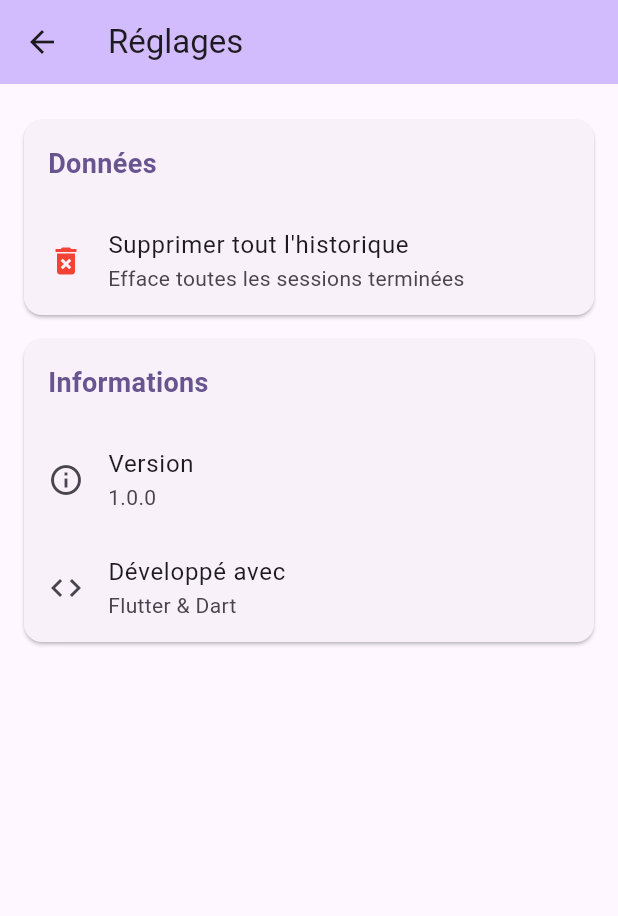
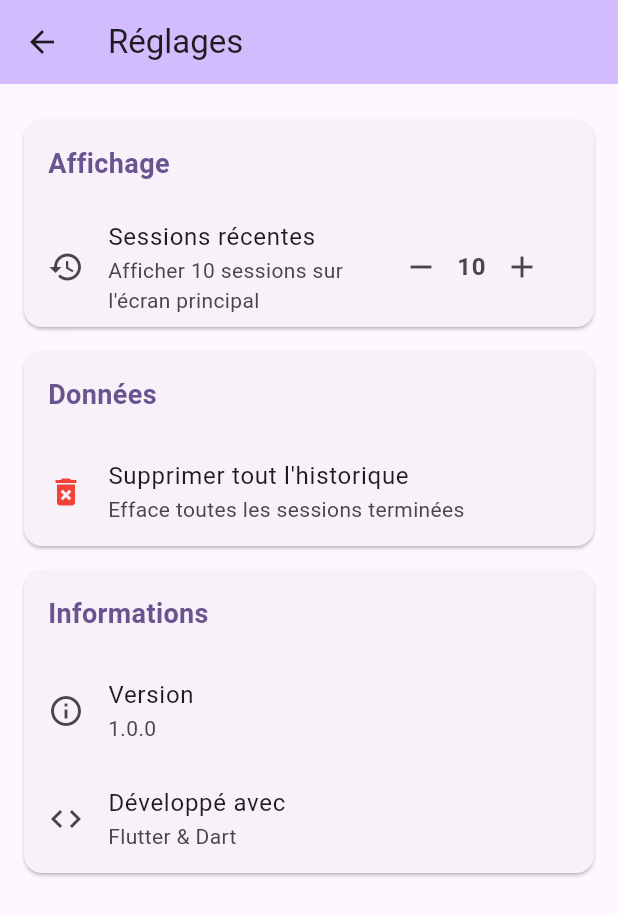
Before and after one commit to frederic-schwartz/timer, a Flutter app: the SettingsScreen screen opened directly, on a phone screen of 412 x 824 dp. Shown: the top 916 px of the screen. Run offline on Flutter 3.47's test engine with Material 3 defaults, Android fonts, the phone set to English and light mode, and no system bars; our stand-ins replace shared_preferences, sqflite; accounts and stored records are empty.

Commit message:
ajout des sessions

```diff
--- /dev/null
+++ b/lib/services/settings_service.dart
@@ -0,0 +1,16 @@
+import 'package:shared_preferences/shared_preferences.dart';
+
+class SettingsService {
+  static const String _recentSessionsCountKey = 'recent_sessions_count';
+  static const int _defaultRecentSessionsCount = 10;
+
+  static Future<int> getRecentSessionsCount() async {
+    final prefs = await SharedPreferences.getInstance();
+    return prefs.getInt(_recentSessionsCountKey) ?? _defaultRecentSessionsCount;
+  }
+
+  static Future<void> setRecentSessionsCount(int count) async {
+    final prefs = await SharedPreferences.getInstance();
+    await prefs.setInt(_recentSessionsCountKey, count);
+  }
+}
--- a/lib/settings_screen.dart
+++ b/lib/settings_screen.dart
@@ -1,8 +1,29 @@
 import 'package:flutter/material.dart';
 import 'services/database_service.dart';
+import 'services/settings_service.dart';
 
-class SettingsScreen extends StatelessWidget {
+class SettingsScreen extends StatefulWidget {
   const SettingsScreen({super.key});
+
+  @override
+  State<SettingsScreen> createState() => _SettingsScreenState();
+}
+
+class _SettingsScreenState extends State<SettingsScreen> {
+  int _recentSessionsCount = 10;
+
+  @override
+  void initState() {
+    super.initState();
+    _loadSettings();
+  }
+
+  Future<void> _loadSettings() async {
+    final count = await SettingsService.getRecentSessionsCount();
+    setState(() {
+      _recentSessionsCount = count;
+    });
+  }
 
   Future<void> _clearAllSessions(BuildContext context) async {
     final confirmed = await showDialog<bool>(
@@ -77,6 +98,64 @@ class SettingsScreen extends StatelessWidget {
                 Padding(
                   padding: const EdgeInsets.all(16),
                   child: Text(
+                    'Affichage',
+                    style: TextStyle(
+                      fontSize: 18,
+                      fontWeight: FontWeight.w600,
+                      color: Theme.of(context).colorScheme.primary,
+                    ),
+                  ),
+                ),
+                ListTile(
+                  leading: const Icon(Icons.history),
+                  title: const Text('Sessions récentes'),
+                  subtitle: Text('Afficher $_recentSessionsCount sessions sur l\'écran principal'),
+                  trailing: Row(
+                    mainAxisSize: MainAxisSize.min,
+                    children: [
+                      IconButton(
+                        onPressed: _recentSessionsCount > 1
+                            ? () async {
+                                setState(() {
+                                  _recentSessionsCount--;
+                                });
+                                await SettingsService.setRecentSessionsCount(_recentSessionsCount);
+                              }
+                            : null,
+                        icon: const Icon(Icons.remove),
+                      ),
+                      Text(
+                        '$_recentSessionsCount',
+                        style: const TextStyle(
+                          fontSize: 16,
+                          fontWeight: FontWeight.bold,
+                        ),
+                      ),
+                      IconButton(
+                        onPressed: _recentSessionsCount < 20
+                            ? () async {
+                                setState(() {
+                                  _recentSessionsCount++;
+                                });
+                                await SettingsService.setRecentSessionsCount(_recentSessionsCount);
+                              }
+                            : null,
+                        icon: const Icon(Icons.add),
+                      ),
+                    ],
+                  ),
+                ),
+              ],
+            ),
+          ),
+          Card(
+            margin: const EdgeInsets.symmetric(horizontal: 16, vertical: 8),
+            child: Column(
+              crossAxisAlignment: CrossAxisAlignment.start,
+              children: [
+                Padding(
+                  padding: const EdgeInsets.all(16),
+                  child: Text(
                     'Données',
                     style: TextStyle(
                       fontSize: 18,
```
Also changed, not shown: lib/home_screen.dart (+60 -49 lines), lib/services/timer_service.dart (+60 -20 lines).
